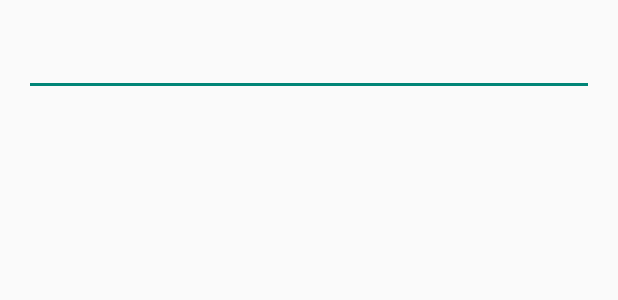
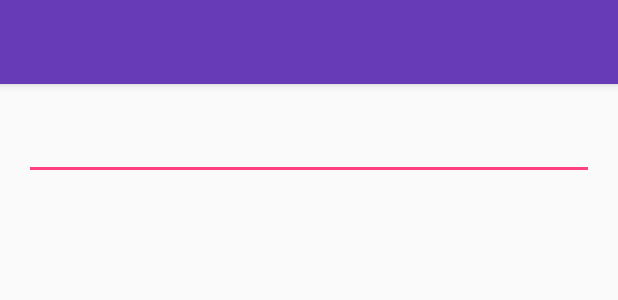
Before and after one commit to dengn/Spotify_Streamer, an Android app: the layout fragment_search.xml on its own in the app's theme, with its tools: preview values and no code run, on a phone screen of 412 x 824 dp. Shown: the top 300 px of the screen. Run offline under Robolectric (Android 15) with nearby library versions, the phone set to English and light mode, and no system bars.

Commit message:
Save work.

```diff
--- a/app/src/main/AndroidManifest.xml
+++ b/app/src/main/AndroidManifest.xml
@@ -20,7 +20,7 @@
         </activity>
         <activity
             android:name=".activities.TracksActivity"
-            android:label="@string/title_activity_tracks" >
+            android:label="@string/title_activity_tracks">
         </activity>
     </application>
 
--- a/app/src/main/res/layout/fragment_search.xml
+++ b/app/src/main/res/layout/fragment_search.xml
@@ -1,14 +1,37 @@
 <LinearLayout xmlns:android="http://schemas.android.com/apk/res/android"
                                                  xmlns:tools="http://schemas.android.com/tools"
+                                                 xmlns:app="http://schemas.android.com/apk/res-auto"
                                                  android:layout_width="match_parent"
                                                  android:layout_height="match_parent"
+                                                 android:orientation="vertical"
+                                                 tools:context="dengn.spotifystreamer.fragments.SearchFragment">
+
+    <android.support.design.widget.AppBarLayout
+        android:id="@+id/search_appbar"
+        android:layout_width="match_parent"
+        android:layout_height="wrap_content"
+        android:theme="@style/ThemeOverlay.AppCompat.Dark.ActionBar">
+
+        <android.support.v7.widget.Toolbar
+            android:id="@+id/search_toolbar"
+            app:layout_scrollFlags="scroll|enterAlways"
+            app:popupTheme="@style/ThemeOverlay.AppCompat.Light"
+            android:layout_width="match_parent"
+            android:layout_height="?attr/actionBarSize"
+            android:background="?attr/colorPrimary"/>
+
+
+    </android.support.design.widget.AppBarLayout>
+
+
+    <LinearLayout
+        android:layout_width="match_parent"
+        android:layout_height="match_parent"
+        android:orientation="vertical"
         android:paddingBottom="@dimen/activity_vertical_margin"
         android:paddingLeft="@dimen/activity_horizontal_margin"
         android:paddingRight="@dimen/activity_horizontal_margin"
-              android:paddingTop="@dimen/activity_vertical_margin"
-              android:orientation="vertical"
-              tools:context="dengn.spotifystreamer.fragments.SearchFragment">
-
+        android:paddingTop="@dimen/activity_vertical_margin">
 
         <android.support.design.widget.TextInputLayout
             android:id="@+id/search_text"
@@ -16,19 +39,19 @@
             android:layout_height="wrap_content">
 
             <EditText
-            android:singleLine="true"
                 android:layout_width="match_parent"
-            android:layout_height="wrap_content"/>
+                android:layout_height="wrap_content"
+                android:singleLine="true"/>
 
         </android.support.design.widget.TextInputLayout>
 
         <android.support.v7.widget.RecyclerView
             android:id="@+id/artist_list"
-        android:layout_marginTop="10dp"
+            android:layout_width="match_parent"
+            android:layout_height="match_parent"
             android:layout_marginLeft="10dp"
             android:layout_marginRight="10dp"
-        android:layout_width="match_parent"
-        android:layout_height="match_parent">
+            android:layout_marginTop="10dp">
         </android.support.v7.widget.RecyclerView>
-
     </LinearLayout>
+</LinearLayout>
--- a/app/src/main/res/values/styles.xml
+++ b/app/src/main/res/values/styles.xml
@@ -1,8 +1,19 @@
 <resources>
 
     <!-- Base application theme. -->
-    <style name="AppTheme" parent="Theme.AppCompat.Light.DarkActionBar">
+    <style name="AppTheme" parent="Theme.AppCompat.Light.NoActionBar">
         <!-- Customize your theme here. -->
+        <item name="colorPrimary">#673AB7</item>
+        <item name="colorPrimaryDark">#512DA8</item>
+        <item name="colorAccent">#FF4081</item>
     </style>
 
+
+    <!--<style name="Theme.AppCompat.Light.NoActionBar" parent="@style/Theme.AppCompat.Light">-->
+
+        <!--<item name="android:windowNoTitle">true</item>-->
+        <!--<item name="windowActionBar">false</item>-->
+        <!--&lt;!&ndash; For 2.x version  &ndash;&gt;-->
+    <!--</style>-->
+
 </resources>
```
Also changed, not shown: app/src/main/java/dengn/spotifystreamer/activities/TracksActivity.java (+17 -3 lines), app/src/main/java/dengn/spotifystreamer/adapters/TracksListAdapter.java (added, +87 -0 lines), app/src/main/java/dengn/spotifystreamer/fragments/SearchFragment.java (+24 -0 lines), app/src/main/java/dengn/spotifystreamer/fragments/TracksFragment.java (+39 -4 lines), app/src/main/java/dengn/spotifystreamer/listener/RecyclerItemClickListener.java (added, +45 -0 lines), app/src/main/res/layout/fragment_tracks.xml (+23 -11 lines). Lines whose indentation alone changed are shown as unchanged.
